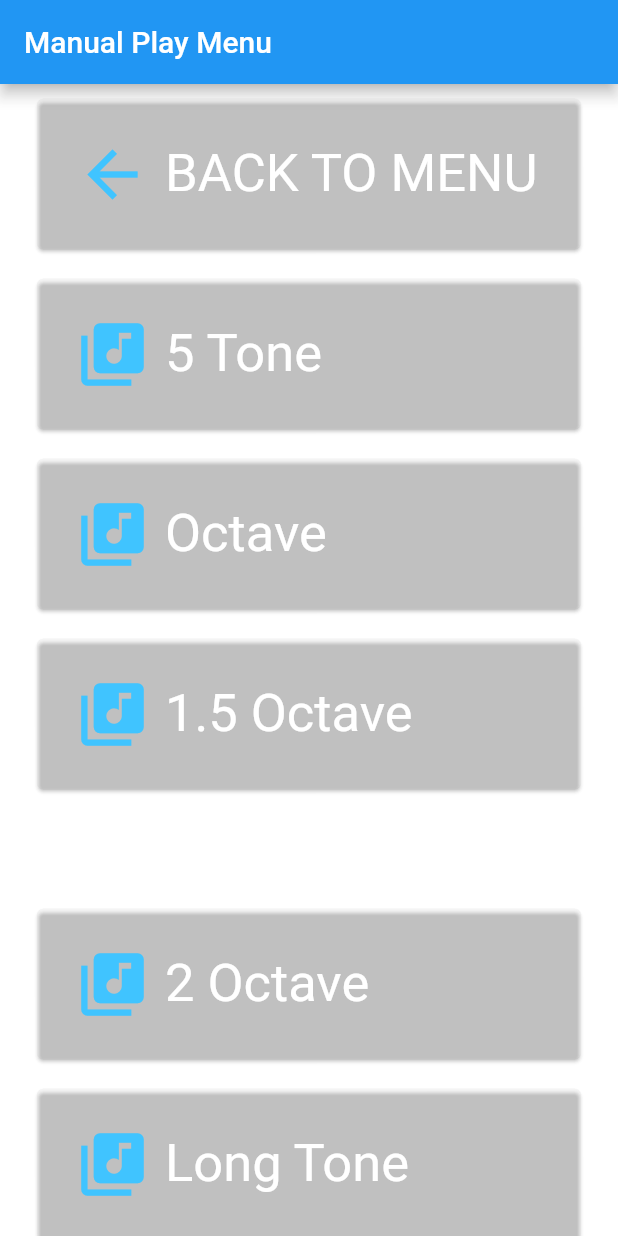
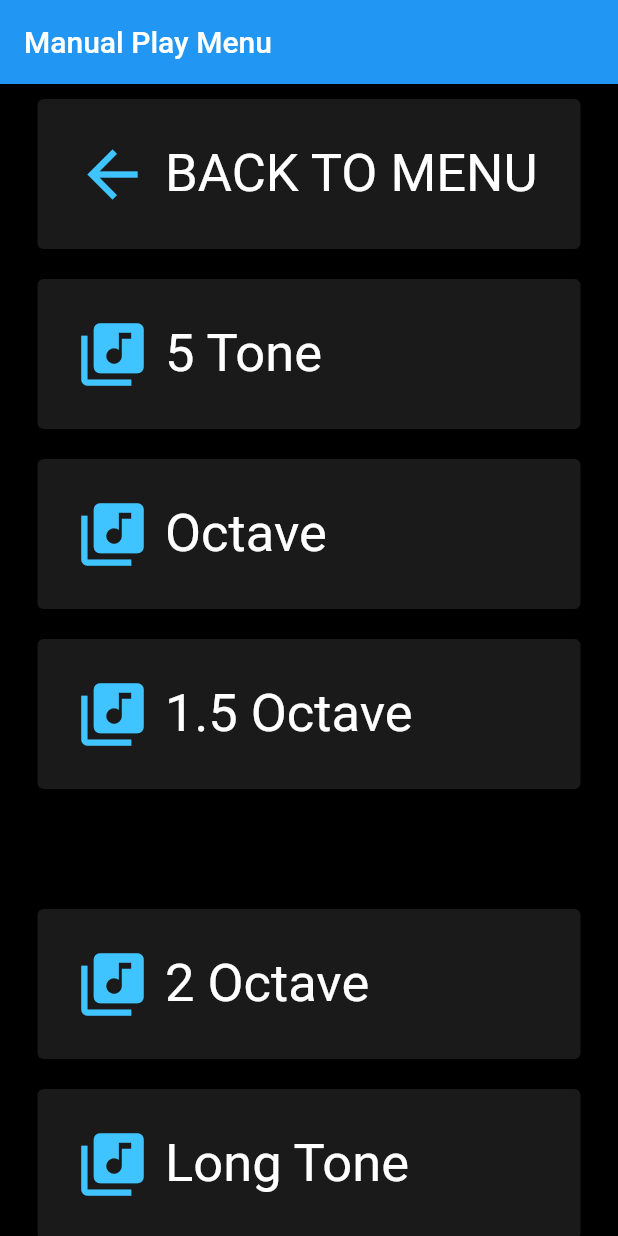
Before and after one commit to hikaruray/vocalapp, a Flutter app: the screen it shows after launch, after a tap on "Manual Track", on a phone screen of 412 x 824 dp. Run offline on Flutter 3.47's test engine with Material 2 defaults, Android fonts, the phone set to English and light mode, and no system bars; drawn by our look-alikes of google_mobile_ads; our stand-ins replace assets_audio_player; network calls fail.

Commit message:
Do not use transparent color

```diff
--- a/lib/manual_menu.dart
+++ b/lib/manual_menu.dart
@@ -42,7 +42,7 @@ class _ManualMenuState extends State<ManualMenu> {
         appBar: AppBar(
           title: Text('Manual Play Menu'),
         ),
-        backgroundColor: Colors.white10,
+        backgroundColor: Colors.black,
         body: ListView(
             children: <Widget>[
               GestureDetector(onTap: (){
--- a/lib/starting_page.dart
+++ b/lib/starting_page.dart
@@ -43,7 +43,7 @@ class _StartingPageState extends State<StartingPage> {
         appBar: AppBar(
           title: Text('Vocal Training App'),
         ),
-        backgroundColor: Colors.white10,
+        backgroundColor: Colors.black,
         body: Column(
           mainAxisAlignment: MainAxisAlignment.center,
           children: <Widget>[
```
